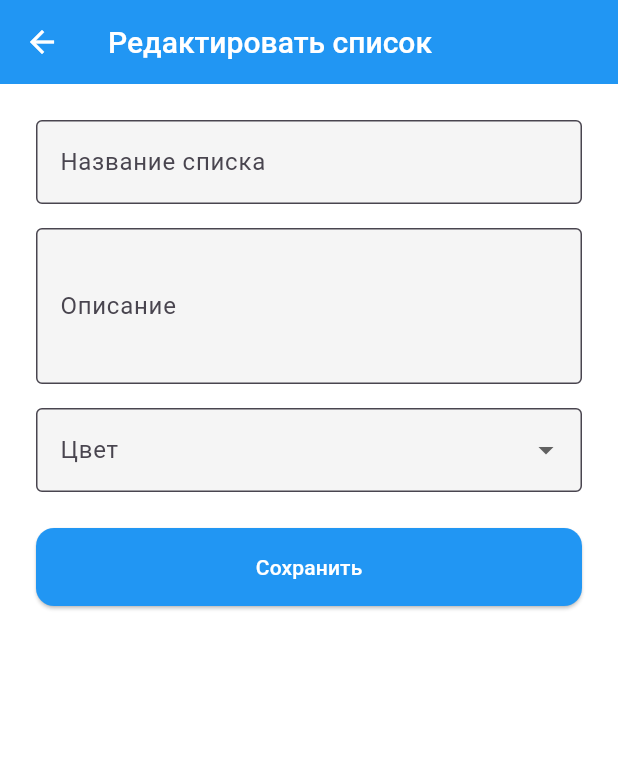
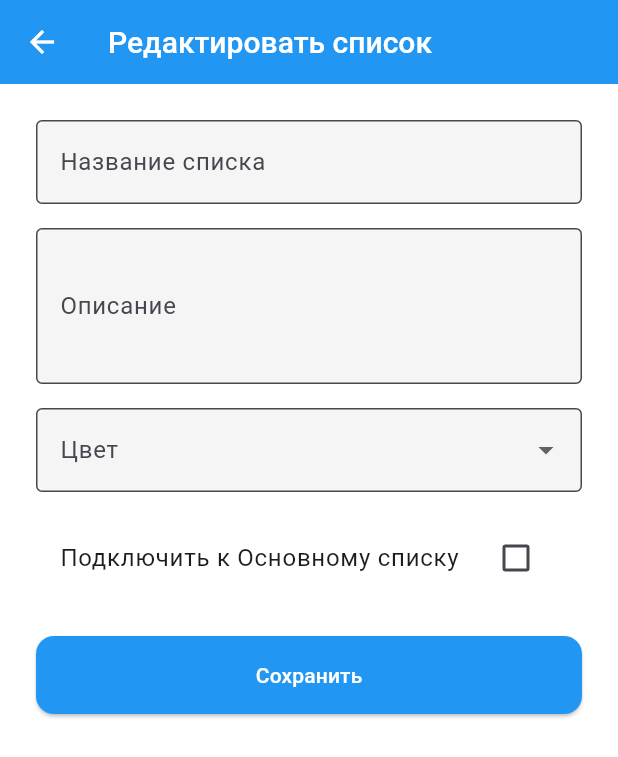
Before and after one commit to Android225/all_at_task_app, a Flutter app: the ListEditScreen screen opened directly with empty values, after a tap on "Сохранить", on a phone screen of 412 x 824 dp. Shown: the top 757 px of the screen. Run offline on Flutter 3.47's test engine with Material 3 defaults, Android fonts, the phone set to English and light mode, and no system bars; our stand-ins replace bloc, cloud_firestore, equatable, firebase_auth, firebase_core, flutter_bloc and 2 more; missing offline and left inert: firebase_app_check; accounts and stored records are empty.

Commit message:
W2 25 Ultra stable

```diff
--- a/lib/presentation/screens/listss/list_edit_screen.dart
+++ b/lib/presentation/screens/listss/list_edit_screen.dart
@@ -1,6 +1,8 @@
 import 'package:all_at_task/config/theme/app_theme.dart';
 import 'package:all_at_task/data/models/task_list.dart';
 import 'package:all_at_task/presentation/bloc/list/list_bloc.dart';
+import 'package:cloud_firestore/cloud_firestore.dart';
+import 'package:firebase_auth/firebase_auth.dart';
 import 'package:flutter/material.dart';
 import 'package:flutter_bloc/flutter_bloc.dart';
 
@@ -17,6 +19,9 @@ class _ListEditScreenState extends State<ListEditScreen> {
   late TextEditingController _nameController;
   late TextEditingController _descriptionController;
   int? _selectedColor;
+  bool _connectToMain = false;
+  bool _isLoadingMainList = true;
+  String? _mainListId;
 
   static const Map<int, String> colorNames = {
     0xFFFF0000: 'Red',
@@ -38,6 +43,38 @@ class _ListEditScreenState extends State<ListEditScreen> {
     _nameController = TextEditingController(text: widget.list.name);
     _descriptionController = TextEditingController(text: widget.list.description);
     _selectedColor = widget.list.color ?? availableColors[0];
+    _loadMainList();
+  }
+
+  Future<void> _loadMainList() async {
+    final userId = FirebaseAuth.instance.currentUser?.uid ?? '';
+    if (userId.isEmpty || widget.list.name.toLowerCase() == 'основной') {
+      setState(() {
+        _isLoadingMainList = false;
+      });
+      return;
+    }
+
+    try {
+      final mainListSnapshot = await FirebaseFirestore.instance
+          .collection('lists')
+          .where('ownerId', isEqualTo: userId)
+          .where('name', isEqualTo: 'Основной')
+          .get();
+
+      if (mainListSnapshot.docs.isNotEmpty) {
+        final mainList = TaskList.fromMap(mainListSnapshot.docs.first.data()
+          ..['id'] = mainListSnapshot.docs.first.id);
+        _mainListId = mainList.id;
+        _connectToMain = mainList.sharedLists.contains(widget.list.id);
+      }
+    } catch (e) {
+      print('ListEditScreen: Error loading main list: $e');
+    } finally {
+      setState(() {
+        _isLoadingMainList = false;
+      });
+    }
   }
 
   @override
@@ -49,13 +86,33 @@ class _ListEditScreenState extends State<ListEditScreen> {
 
   @override
   Widget build(BuildContext context) {
+    final userId = FirebaseAuth.instance.currentUser?.uid ?? '';
+    final isOwner = widget.list.ownerId == userId;
+    final isMainList = widget.list.name.toLowerCase() == 'основной';
+
     return Scaffold(
       appBar: AppBar(
         backgroundColor: AppTheme.primaryColor,
         title: const Text('Редактировать список'),
       ),
-      body: Padding(
+      body: BlocListener<ListBloc, ListState>(
+        listener: (context, state) {
+          if (state is ListError) {
+            ScaffoldMessenger.of(context).showSnackBar(
+              SnackBar(content: Text(state.message)),
+            );
+          } else if (state is ListLoaded) {
+            ScaffoldMessenger.of(context).showSnackBar(
+              const SnackBar(content: Text('Список успешно обновлён')),
+            );
+            Navigator.pop(context);
+          }
+        },
+        child: Padding(
           padding: const EdgeInsets.all(AppTheme.defaultPadding),
+          child: _isLoadingMainList
+              ? const Center(child: CircularProgressIndicator())
+              : SingleChildScrollView(
             child: Column(
               crossAxisAlignment: CrossAxisAlignment.stretch,
               children: [
@@ -104,19 +161,48 @@ class _ListEditScreenState extends State<ListEditScreen> {
                     });
                   },
                 ),
+                if (isOwner && !isMainList) ...[
+                  const SizedBox(height: 16),
+                  CheckboxListTile(
+                    title: const Text('Подключить к Основному списку'),
+                    value: _connectToMain,
+                    activeColor: AppTheme.primaryColor,
+                    onChanged: (value) {
+                      setState(() {
+                        _connectToMain = value ?? false;
+                      });
+                    },
+                  ),
+                ],
                 const SizedBox(height: 24),
-            ElevatedButton(
-              onPressed: () {
+                BlocBuilder<ListBloc, ListState>(
+                  builder: (context, state) {
+                    return ElevatedButton(
+                      onPressed: state is ListLoading
+                          ? null
+                          : () {
                         if (_nameController.text.isNotEmpty) {
                           final updatedList = widget.list.copyWith(
                             name: _nameController.text,
-                    description: _descriptionController.text.isNotEmpty
+                            description:
+                            _descriptionController.text.isNotEmpty
                                 ? _descriptionController.text
                                 : null,
                             color: _selectedColor,
                           );
-                  context.read<ListBloc>().add(UpdateList(updatedList));
-                  Navigator.pop(context);
+                          context
+                              .read<ListBloc>()
+                              .add(UpdateList(updatedList));
+                          if (isOwner &&
+                              !isMainList &&
+                              _mainListId != null) {
+                            context.read<ListBloc>().add(
+                              ConnectListToMain(
+                                widget.list.id,
+                                _connectToMain,
+                              ),
+                            );
+                          }
                         }
                       },
                       style: ElevatedButton.styleFrom(
@@ -124,9 +210,17 @@ class _ListEditScreenState extends State<ListEditScreen> {
                         foregroundColor: Colors.white,
                         padding: const EdgeInsets.symmetric(vertical: 16),
                       ),
-              child: const Text('Сохранить'),
+                      child: state is ListLoading
+                          ? const CircularProgressIndicator(
+                        color: Colors.white,
+                      )
+                          : const Text('Сохранить'),
+                    );
+                  },
                 ),
               ],
+            ),
+          ),
         ),
       ),
     );
```
Lines whose indentation alone changed are shown as unchanged.
